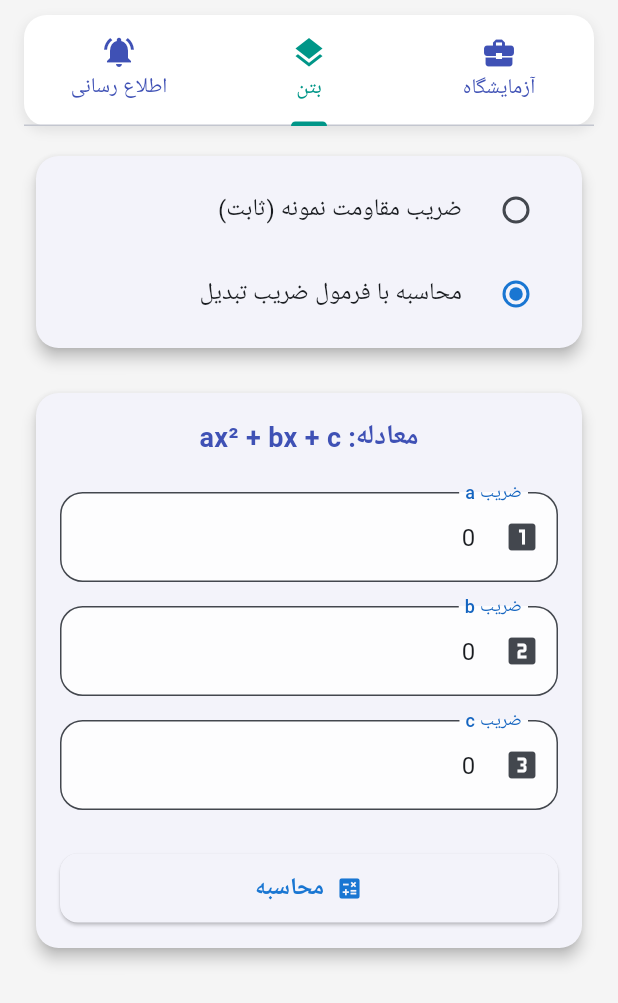
After one commit to mobinnet3000/boton, a Flutter app: the TabsScreenImproved screen opened directly, tab 2 chosen, after a tap on "محاسبه با فرمول ضریب تبدیل", on a phone screen of 412 x 824 dp. The commit adds this screen. Shown: the top 1003 px of the screen. Run offline on Flutter 3.47's test engine with Material 3 defaults, Android fonts, the phone set to English and light mode, and no system bars; our stand-ins replace get, shamsi_date, table_calendar; missing offline and left inert: jalali_table_calendar_plus; Roboto replaces fonts that are missing (Vazirmatn).

Commit message:
setting added

```diff
--- a/lib/main.dart
+++ b/lib/main.dart
@@ -38,6 +38,25 @@ class MyApp extends StatelessWidget {
       // بخش تم (Theme) مدرن و اصلاح‌شده برای ثبات رنگ‌ها
       //======================================================================
       theme: ThemeData(
+        primarySwatch: Colors.indigo,
+        // fontFamily: 'Vazir', // Make sure to add Vazir font to your project
+        scaffoldBackgroundColor: Colors.grey[100],
+        // inputDecorationTheme: InputDecorationTheme(
+        //   filled: true,
+        //   fillColor: Colors.white,
+        //   border: OutlineInputBorder(
+        //     borderRadius: BorderRadius.circular(12.0),
+        //     borderSide: BorderSide.none,
+        //   ),
+        //   prefixIconColor: Colors.indigo[400],
+        // ),
+        cardTheme: CardTheme(
+          elevation: 4.0,
+          shape: RoundedRectangleBorder(
+            borderRadius: BorderRadius.circular(15.0),
+          ),
+          margin: EdgeInsets.symmetric(vertical: 10.0, horizontal: 8.0),
+        ),
         // استفاده از ColorScheme به عنوان منبع اصلی رنگ‌ها
         colorScheme: ColorScheme.fromSeed(
           seedColor: Colors.blue.shade700, // رنگ پایه برای تولید پالت
--- a/lib/screens/layouts/main_layout.dart
+++ b/lib/screens/layouts/main_layout.dart
@@ -6,6 +6,7 @@ import 'package:boton/screens/layouts/components/costum_app_bar.dart';
 import 'package:boton/screens/layouts/components/custom_drawer.dart';
 import 'package:boton/screens/layouts/components/header.dart';
 import 'package:boton/screens/layouts/components/item_drawer.dart';
+import 'package:boton/screens/setting/setting.dart';
 import 'package:flutter/material.dart';
 // صفحات مختلف داشبورد را اینجا وارد می‌کنیم
 import 'package:boton/screens/dashboard/dashboard_home_page.dart';
@@ -40,7 +41,7 @@ class _MainLayoutState extends State<MainLayout> {
       case DrawerSection.managers:
         return PlaceholderPage(title: 'مدیریت');
       case DrawerSection.settings:
-        return PlaceholderPage(title: 'تنظیمات');
+        return TabsScreenImproved();
       case DrawerSection.support:
         return MainCirclesBackground(title: " پشتیبانی ", base: SupportPage());
 
--- /dev/null
+++ b/lib/screens/setting/setting.dart
@@ -0,0 +1,401 @@
+import 'package:flutter/material.dart';
+import 'dart:math';
+
+// void main() {
+//   runApp(StyledAppWithoutAppBar());
+// }
+
+// enum for Concrete calculation mode
+enum ConcreteMode { fixed, formula }
+
+// class StyledAppWithoutAppBar extends StatelessWidget {
+//   @override
+//   Widget build(BuildContext context) {
+//     return MaterialApp(
+//       title: 'Flutter No-AppBar Tabs',
+//       debugShowCheckedModeBanner: false,
+//       theme: ThemeData(
+//         primarySwatch: Colors.indigo,
+//         fontFamily: 'Vazir', // Make sure to add Vazir font to your project
+//         scaffoldBackgroundColor: Colors.grey[100],
+//         inputDecorationTheme: InputDecorationTheme(
+//           filled: true,
+//           fillColor: Colors.white,
+//           border: OutlineInputBorder(
+//             borderRadius: BorderRadius.circular(12.0),
+//             borderSide: BorderSide.none,
+//           ),
+//           prefixIconColor: Colors.indigo[400],
+//         ),
+//         cardTheme: CardTheme(
+//           elevation: 4.0,
+//           shape: RoundedRectangleBorder(
+//             borderRadius: BorderRadius.circular(15.0),
+//           ),
+//           margin: EdgeInsets.symmetric(vertical: 10.0, horizontal: 8.0),
+//         ),
+//       ),
+//       home: Directionality(
+//         textDirection: TextDirection.rtl,
+//         child: TabsScreenWithoutAppBar(),
+//       ),
+//     );
+//   }
+// }
+
+class TabsScreenImproved extends StatefulWidget {
+  @override
+  _TabsScreenImprovedState createState() => _TabsScreenImprovedState();
+}
+
+class _TabsScreenImprovedState extends State<TabsScreenImproved>
+    with SingleTickerProviderStateMixin {
+  late TabController _tabController;
+
+  // Controllers for Laboratory Tab
+  final _labNameController = TextEditingController();
+  final _officePhoneController = TextEditingController();
+  final _samplerPhoneController = TextEditingController();
+  final _landlineController = TextEditingController();
+  final _addressController = TextEditingController();
+
+  // Variables for Concrete Tab
+  ConcreteMode _concreteMode = ConcreteMode.fixed; // Default mode
+  final _fixedCoefficientController = TextEditingController();
+  final _aController = TextEditingController(text: '0');
+  final _bController = TextEditingController(text: '0');
+  final _cController = TextEditingController(text: '0');
+  double? _calculatedResult; // Nullable to show only when calculated
+
+  // Controllers for Notification Tab
+  final _telegramIdController = TextEditingController();
+  final String _telegramBotName = "YourBotName";
+
+  @override
+  void initState() {
+    super.initState();
+    _tabController = TabController(length: 3, vsync: this, initialIndex: 0);
+  }
+
+  @override
+  void dispose() {
+    // Dispose all controllers to free up resources
+    _tabController.dispose();
+    _labNameController.dispose();
+    _officePhoneController.dispose();
+    _samplerPhoneController.dispose();
+    _landlineController.dispose();
+    _addressController.dispose();
+    _fixedCoefficientController.dispose();
+    _aController.dispose();
+    _bController.dispose();
+    _cController.dispose();
+    _telegramIdController.dispose();
+    super.dispose();
+  }
+
+  void _calculateConcreteCoefficient() {
+    double a = double.tryParse(_aController.text) ?? 0;
+    double b = double.tryParse(_bController.text) ?? 0;
+    double c = double.tryParse(_cController.text) ?? 0;
+    // Assuming x=1 for simplicity, you can add a field for x
+    double x = 1.0;
+
+    setState(() {
+      _calculatedResult = a * pow(x, 2) + b * x + c;
+    });
+  }
+
+  @override
+  Widget build(BuildContext context) {
+    // The Scaffold no longer has an appBar
+    return Scaffold(
+      body: SafeArea(
+        // Use SafeArea to avoid notch/system UI overlap
+        child: Column(
+          children: [
+            // Custom TabBar container
+            Container(
+              margin: EdgeInsets.symmetric(horizontal: 16.0, vertical: 10.0),
+              decoration: BoxDecoration(
+                color: Colors.white,
+                borderRadius: BorderRadius.circular(15.0),
+                boxShadow: [
+                  BoxShadow(
+                    color: Colors.grey.withOpacity(0.2),
+                    spreadRadius: 1,
+                    blurRadius: 5,
+                    offset: Offset(0, 3),
+                  ),
+                ],
+              ),
+              child: TabBar(
+                controller: _tabController,
+                // indicator: BoxDecoration(
+                //   borderRadius: BorderRadius.circular(15.0),
+                //   color: Colors.indigo[400],
+                // ),
+                labelColor: Colors.teal,
+                indicatorColor: Colors.teal,
+                unselectedLabelColor: Colors.indigo,
+                tabs: [
+                  Tab(icon: Icon(Icons.business_center), text: 'آزمایشگاه'),
+                  Tab(icon: Icon(Icons.layers), text: 'بتن'),
+                  Tab(
+                    icon: Icon(Icons.notifications_active),
+                    text: 'اطلاع رسانی',
+                  ),
+                ],
+              ),
+            ),
+            // The TabBarView must be wrapped in an Expanded widget
+            Expanded(
+              child: TabBarView(
+                controller: _tabController,
+                children: [
+                  _buildLaboratoryTab(),
+                  _buildConcreteTab(),
+                  _buildNotificationTab(),
+                ],
+              ),
+            ),
+          ],
+        ),
+      ),
+    );
+  }
+
+  // --- The rest of the tab building methods remain exactly the same ---
+  // (_buildLaboratoryTab, _buildConcreteTab, _buildFixedCoefficientCard, etc.)
+
+  // Stylish Laboratory Tab
+  Widget _buildLaboratoryTab() {
+    return SingleChildScrollView(
+      padding: const EdgeInsets.all(16.0),
+      child: Card(
+        child: Padding(
+          padding: const EdgeInsets.all(16.0),
+          child: Column(
+            crossAxisAlignment: CrossAxisAlignment.stretch,
+            children: [
+              _buildTextField(
+                _labNameController,
+                'نام آزمایشگاه',
+                Icons.business,
+              ),
+              _buildTextField(
+                _officePhoneController,
+                'شماره تماس دفتر',
+                Icons.phone,
+                keyboardType: TextInputType.phone,
+              ),
+              _buildTextField(
+                _samplerPhoneController,
+                'شماره تماس نمونه گیر',
+                Icons.phone_android,
+                keyboardType: TextInputType.phone,
+              ),
+              _buildTextField(
+                _landlineController,
+                'شماره تماس ثابت',
+                Icons.call,
+                keyboardType: TextInputType.phone,
+              ),
+              _buildTextField(
+                _addressController,
+                'آدرس آزمایشگاه',
+                Icons.location_on,
+                maxLines: 3,
+              ),
+              SizedBox(height: 20),
+              ElevatedButton.icon(
+                onPressed: () {
+                  /* Save lab data logic */
+                },
+                icon: Icon(Icons.save),
+                label: Text('ذخیره اطلاعات'),
+                style: ElevatedButton.styleFrom(
+                  padding: EdgeInsets.symmetric(vertical: 12),
+                  shape: RoundedRectangleBorder(
+                    borderRadius: BorderRadius.circular(12),
+                  ),
+                ),
+              ),
+            ],
+          ),
+        ),
+      ),
+    );
+  }
+
+  // Concrete Tab with Radio Buttons
+  Widget _buildConcreteTab() {
+    return SingleChildScrollView(
+      padding: const EdgeInsets.fromLTRB(16.0, 0, 16.0, 16.0),
+      child: Column(
+        children: [
+          Card(
+            child: Padding(
+              padding: const EdgeInsets.all(8.0),
+              child: Column(
+                children: [
+                  RadioListTile<ConcreteMode>(
+                    title: Text('ضریب مقاومت نمونه (ثابت)'),
+                    value: ConcreteMode.fixed,
+                    groupValue: _concreteMode,
+                    onChanged: (ConcreteMode? value) {
+                      setState(() {
+                        _concreteMode = value!;
+                      });
+                    },
+                  ),
+                  RadioListTile<ConcreteMode>(
+                    title: Text('محاسبه با فرمول ضریب تبدیل'),
+                    value: ConcreteMode.formula,
+                    groupValue: _concreteMode,
+                    onChanged: (ConcreteMode? value) {
+                      setState(() {
+                        _concreteMode = value!;
+                      });
+                    },
+                  ),
+                ],
+              ),
+            ),
+          ),
+          SizedBox(height: 10),
+          // Conditionally show UI based on selected mode
+          if (_concreteMode == ConcreteMode.fixed)
+            _buildFixedCoefficientCard()
+          else
+            _buildFormulaCalculatorCard(),
+        ],
+      ),
+    );
+  }
+
+  Widget _buildFixedCoefficientCard() {
+    return Card(
+      child: Padding(
+        padding: const EdgeInsets.all(16.0),
+        child: _buildTextField(
+          _fixedCoefficientController,
+          'ضریب ثابت را وارد کنید',
+          Icons.filter_1,
+          keyboardType: TextInputType.number,
+        ),
+      ),
+    );
+  }
+
+  Widget _buildFormulaCalculatorCard() {
+    return Card(
+      child: Padding(
+        padding: const EdgeInsets.all(16.0),
+        child: Column(
+          crossAxisAlignment: CrossAxisAlignment.stretch,
+          children: [
+            Text(
+              'معادله: ax² + bx + c',
+              textAlign: TextAlign.center,
+              style: TextStyle(
+                fontSize: 18,
+                fontWeight: FontWeight.bold,
+                color: Colors.indigo,
+              ),
+            ),
+            SizedBox(height: 15),
+            _buildTextField(
+              _aController,
+              'ضریب a',
+              Icons.looks_one,
+              keyboardType: TextInputType.number,
+            ),
+            _buildTextField(
+              _bController,
+              'ضریب b',
+              Icons.looks_two,
+              keyboardType: TextInputType.number,
+            ),
+            _buildTextField(
+              _cController,
+              'ضریب c',
+              Icons.looks_3,
+              keyboardType: TextInputType.number,
+            ),
+            SizedBox(height: 20),
+            ElevatedButton.icon(
+              onPressed: _calculateConcreteCoefficient,
+              icon: Icon(Icons.calculate),
+              label: Text('محاسبه'),
+              style: ElevatedButton.styleFrom(
+                padding: EdgeInsets.symmetric(vertical: 12),
+                shape: RoundedRectangleBorder(
+                  borderRadius: BorderRadius.circular(12),
+                ),
+              ),
+            ),
+            if (_calculatedResult != null)
+              Padding(
+                padding: const EdgeInsets.only(top: 20.0),
+                child: Text(
+                  'نتیجه: $_calculatedResult',
+                  textAlign: TextAlign.center,
+                  style: TextStyle(fontSize: 18, fontWeight: FontWeight.bold),
+                ),
+              ),
+          ],
+        ),
+      ),
+    );
+  }
+
+  // Stylish Notification Tab
+  Widget _buildNotificationTab() {
+    return SingleChildScrollView(
+      padding: const EdgeInsets.fromLTRB(16.0, 0, 16.0, 16.0),
+      child: Card(
+        child: Padding(
+          padding: const EdgeInsets.all(16.0),
+          child: Column(
+            crossAxisAlignment: CrossAxisAlignment.start,
+            children: [
+              _buildTextField(_telegramIdController, 'آیدی تلگرام', Icons.send),
+              SizedBox(height: 20),
+              ListTile(
+                leading: Icon(Icons.smart_toy, color: Colors.indigo),
+                title: Text(
+                  'نام ربات تلگرام',
+                  style: TextStyle(fontWeight: FontWeight.bold),
+                ),
+                subtitle: Text(
+                  _telegramBotName,
+                  style: TextStyle(fontSize: 16),
+                ),
+              ),
+            ],
+          ),
+        ),
+      ),
+    );
+  }
+
+  // Helper function to create styled TextFields with Icons
+  Widget _buildTextField(
+    TextEditingController controller,
+    String label,
+    IconData icon, {
+    int maxLines = 1,
+    TextInputType keyboardType = TextInputType.text,
+  }) {
+    return Padding(
+      padding: const EdgeInsets.symmetric(vertical: 8.0),
+      child: TextField(
+        controller: controller,
+        maxLines: maxLines,
+        keyboardType: keyboardType,
+        decoration: InputDecoration(labelText: label, prefixIcon: Icon(icon)),
+      ),
+    );
+  }
+}
```
